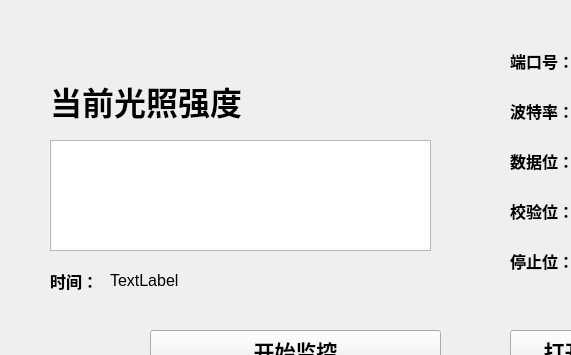
Before: the Qt Designer form usr.ui in giottolee/SerialPort, drawn with Qt 5; both pictures show x 0 to 571 and y 0 to 355 of the 706 by 492 pixel window.
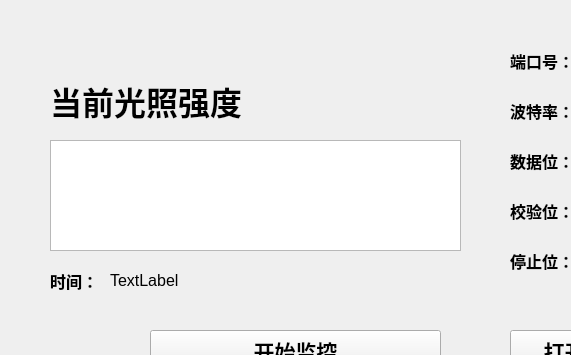
After: the same form once the commit is applied.

Patch:
```diff
--- a/usr.ui
+++ b/usr.ui
@@ -315,14 +315,14 @@
     <rect>
      <x>50</x>
      <y>140</y>
-     <width>381</width>
+     <width>411</width>
      <height>111</height>
     </rect>
    </property>
    <property name="font">
     <font>
      <family>Arial</family>
-     <pointsize>12</pointsize>
+     <pointsize>10</pointsize>
     </font>
    </property>
   </widget>
```
